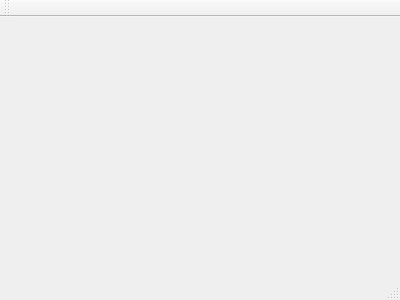
The window that mainwindow.ui (ahmetcihan/ann) describes before a commit, drawn with Qt 5.
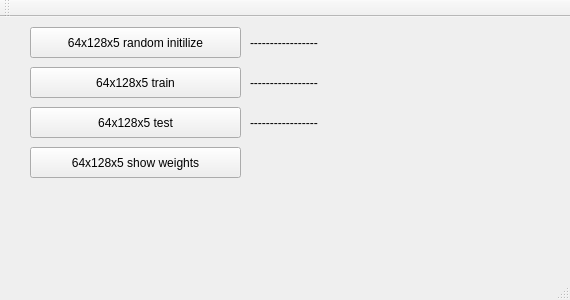
The same window after the commit.

Commit message: gui omponents for 64_128_5 net

```diff
--- a/mainwindow.ui
+++ b/mainwindow.ui
@@ -1,24 +1,131 @@
 <ui version="4.0">
  <class>MainWindow</class>
- <widget class="QMainWindow" name="MainWindow" >
-  <property name="geometry" >
+ <widget class="QMainWindow" name="MainWindow">
+  <property name="geometry">
    <rect>
     <x>0</x>
     <y>0</y>
-    <width>400</width>
+    <width>570</width>
     <height>300</height>
    </rect>
   </property>
   <property name="windowTitle" >
    <string>MainWindow</string>
   </property>
-  <widget class="QMenuBar" name="menuBar" />
-  <widget class="QToolBar" name="mainToolBar" />
-  <widget class="QWidget" name="centralWidget" />
-  <widget class="QStatusBar" name="statusBar" />
+  <widget class="QWidget" name="centralWidget">
+   <widget class="QPushButton" name="pushButton_64_128_5_train">
+    <property name="geometry">
+     <rect>
+      <x>30</x>
+      <y>50</y>
+      <width>211</width>
+      <height>31</height>
+     </rect>
+    </property>
+    <property name="text">
+     <string>64x128x5 train</string>
+    </property>
+   </widget>
+   <widget class="QPushButton" name="pushButton_64_128_5_test">
+    <property name="geometry">
+     <rect>
+      <x>30</x>
+      <y>90</y>
+      <width>211</width>
+      <height>31</height>
+     </rect>
+    </property>
+    <property name="text">
+     <string>64x128x5 test</string>
+    </property>
+   </widget>
+   <widget class="QPushButton" name="pushButton_64_128_5_show_weights">
+    <property name="geometry">
+     <rect>
+      <x>30</x>
+      <y>130</y>
+      <width>211</width>
+      <height>31</height>
+     </rect>
+    </property>
+    <property name="text">
+     <string>64x128x5 show weights</string>
+    </property>
+   </widget>
+   <widget class="QPushButton" name="pushButton_64_128_5_random_initilize">
+    <property name="geometry">
+     <rect>
+      <x>30</x>
+      <y>10</y>
+      <width>211</width>
+      <height>31</height>
+     </rect>
+    </property>
+    <property name="text">
+     <string>64x128x5 random initilize</string>
+    </property>
+   </widget>
+   <widget class="QLabel" name="label_64_128_5_random_initilize">
+    <property name="geometry">
+     <rect>
+      <x>250</x>
+      <y>10</y>
+      <width>200</width>
+      <height>31</height>
+     </rect>
+    </property>
+    <property name="text">
+     <string>-----------------</string>
+    </property>
+   </widget>
+   <widget class="QLabel" name="label_64_128_5_train">
+    <property name="geometry">
+     <rect>
+      <x>250</x>
+      <y>50</y>
+      <width>200</width>
+      <height>31</height>
+     </rect>
+    </property>
+    <property name="text">
+     <string>-----------------</string>
+    </property>
+   </widget>
+   <widget class="QLabel" name="label_64_128_5_test">
+    <property name="geometry">
+     <rect>
+      <x>250</x>
+      <y>90</y>
+      <width>200</width>
+      <height>31</height>
+     </rect>
+    </property>
+    <property name="text">
+     <string>-----------------</string>
+    </property>
+   </widget>
+  </widget>
+  <widget class="QMenuBar" name="menuBar">
+   <property name="geometry">
+    <rect>
+     <x>0</x>
+     <y>0</y>
+     <width>570</width>
+     <height>25</height>
+    </rect>
+   </property>
+  </widget>
+  <widget class="QToolBar" name="mainToolBar">
+   <attribute name="toolBarArea">
+    <enum>TopToolBarArea</enum>
+   </attribute>
+   <attribute name="toolBarBreak">
+    <bool>false</bool>
+   </attribute>
+  </widget>
+  <widget class="QStatusBar" name="statusBar"/>
  </widget>
- <layoutDefault spacing="6" margin="11" />
- <pixmapfunction></pixmapfunction>
+ <layoutdefault spacing="6" margin="11"/>
  <resources/>
  <connections/>
 </ui>
```
Left out of the diff: 3 changed lines with no effect on the pictures. The commit also changes 4 other files.
